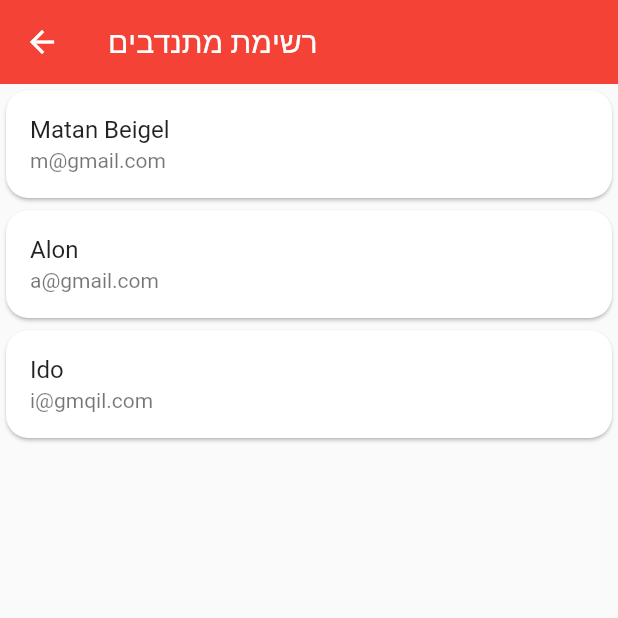
After one commit to tomerkatz2001/with_me_2, a Flutter app: the screen it shows once a user with an empty profile is signed in, after a tap on "Volunteers", on a phone screen of 412 x 824 dp, the top half of it. The commit adds this screen. Run offline on Flutter 3.47's test engine with Material 2 defaults, Android fonts, the phone set to English and light mode, and no system bars; our stand-ins replace cloud_firestore, firebase_auth, firebase_core, nested; accounts and stored records are empty; Roboto replaces fonts that are missing (RaleWay).

Commit message:
Basic manage volunteer page

```diff
--- /dev/null
+++ b/happy_heart/lib/Objects/volunteer.dart
@@ -0,0 +1,16 @@
+import '../header.dart';
+
+class Volunteer {
+  String name;
+  String email;
+  // TODO: add another information about the volunteer
+
+  Volunteer(this.name, this.email);
+
+  getVolunteerData() {
+    return {
+      "name": name,
+      "email": email,
+    };
+  }
+}
--- a/happy_heart/lib/Screens/home.dart
+++ b/happy_heart/lib/Screens/home.dart
@@ -72,6 +72,16 @@ class _HomePageState extends State<HomePage> {
           mainAxisAlignment: MainAxisAlignment.start,
           children: <Widget>[
             Center(child:Image.asset('assets/lev-hedva.png')),
+            // TODO: remove this button!
+            TextButton(
+              onPressed: () {
+                Navigator.push(
+                  context,
+                  MaterialPageRoute(builder: (context) => const ManageVolunteers()),
+                );
+              },
+              child: Text('Volunteers'),
+            ),
             VerticalSpacer(50),
             const Text('הציוד שנמצא כרגע במלאי:' , textDirection: TextDirection.rtl),
             VerticalSpacer(50),
--- /dev/null
+++ b/happy_heart/lib/Screens/manage_volunteers.dart
@@ -0,0 +1,43 @@
+import 'package:happy_heart/Objects/volunteer.dart';
+
+import '../header.dart';
+
+class ManageVolunteers extends StatefulWidget {
+  const ManageVolunteers({Key? key}) : super(key: key);
+
+  @override
+  State<ManageVolunteers> createState() => _ManageVolunteersState();
+}
+
+// TODO: get from firebase
+List<Volunteer> volunteers = [Volunteer("Matan Beigel", "m@gmail.com"), Volunteer("Alon", "a@gmail.com"), Volunteer("Ido", "i@gmqil.com")];
+
+class _ManageVolunteersState extends State<ManageVolunteers> {
+  @override
+  Widget build(BuildContext context) {
+    return Scaffold(
+        appBar: StyledAppBar(
+            context, "רשימת מתנדבים", leading: IconButton(onPressed: () {
+          Navigator.pop(context);
+        }, icon: const Icon(Icons.arrow_back))),
+        body: ListView.builder(
+        itemCount: volunteers.length,
+        itemBuilder: (context, index){
+          return Card(
+            shadowColor: Colors.black,
+            shape: RoundedRectangleBorder(
+              borderRadius: BorderRadius.circular(15.0),
+            ),
+            child: ListTile(
+              title: Text(volunteers[index].name),
+              subtitle: Text(volunteers[index].email),
+              onTap: () {
+                Navigator.of(context).pushNamed('/volunteer_page', arguments: VolunteerPageArguments(volunteers[index]));
+              },
+            ),
+          );
+        },)
+    ,
+    );
+  }
+}
--- a/happy_heart/lib/application.dart
+++ b/happy_heart/lib/application.dart
@@ -22,7 +22,9 @@ class Application extends StatelessWidget {
         '/login': (context) => const LoginSignupPage(true),
         '/signup': (context) => const LoginSignupPage(false),
         '/add_equipment': (context) => const AddEquipmentPage(),
-        '/equipment_type': (context) => const EquipmentTypePage()
+        '/equipment_type': (context) => const EquipmentTypePage(),
+        '/manage_volunteers': (context) => const ManageVolunteers(),
+        '/volunteer_page': (context) => const VolunteerPage(),
       },
     );
   }
--- a/happy_heart/lib/header.dart
+++ b/happy_heart/lib/header.dart
@@ -27,6 +27,8 @@ export 'Screens/login.dart';
 export 'Screens/home.dart';
 export 'Screens/add_equipment.dart';
 export 'Screens/equipment_type.dart';
+export 'Screens/manage_volunteers.dart';
+export 'Screens/volunteer_page.dart';
 
 export 'Components/tappable_text.dart';
 export 'Components/input.dart';
@@ -37,6 +39,7 @@ export 'Components/state_picker.dart';
 
 export 'Objects/equipment_state.dart';
 export 'Objects/medical_equipment.dart';
+export 'Objects/volunteer.dart';
 
 export 'application.dart';
 export 'firebase_options.dart';
```
Also changed, not shown: happy_heart/lib/Screens/volunteer_page.dart (added, +42 -0 lines).
